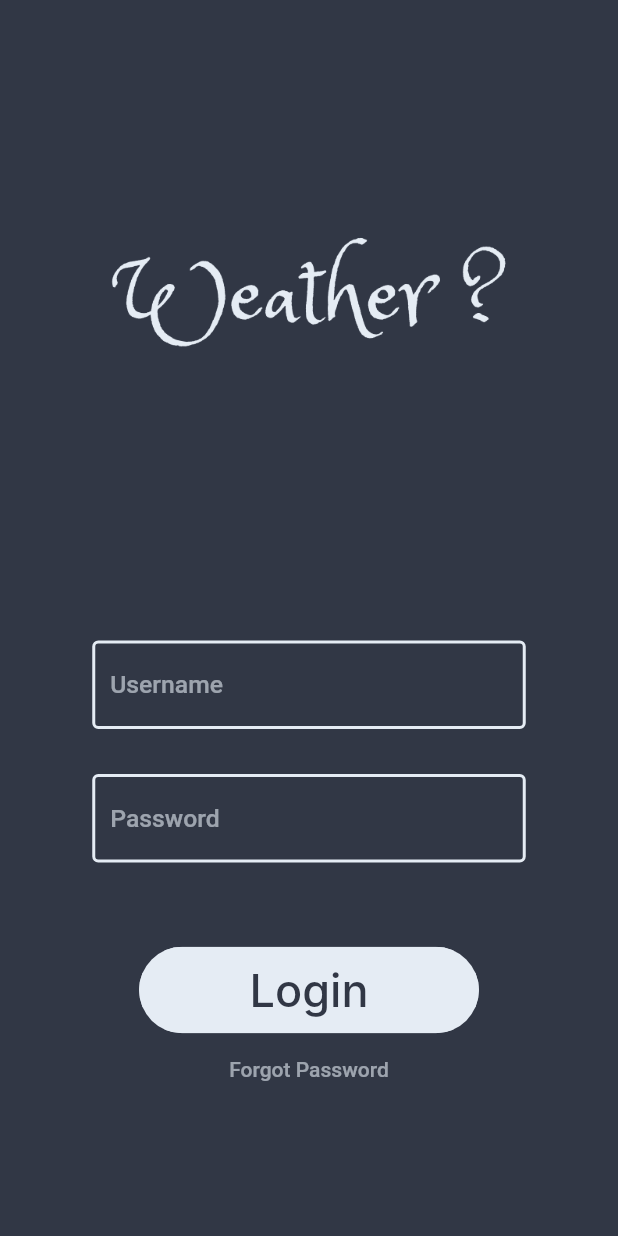
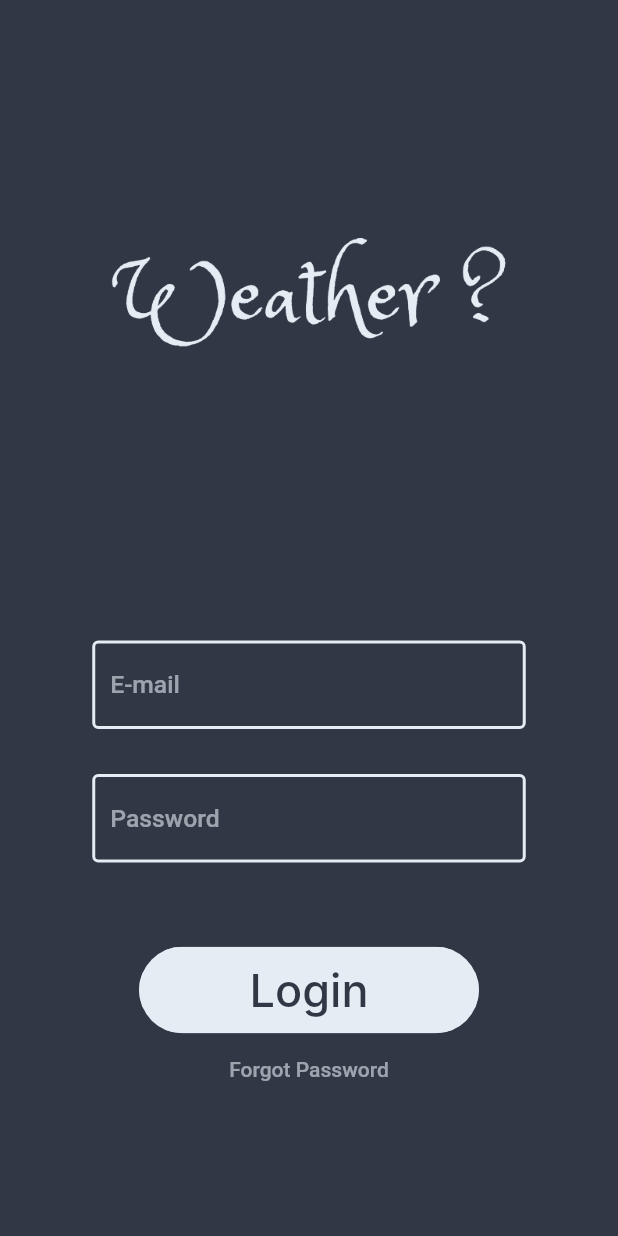
Before and after one commit to RotenKiwi/Flutter-Forward-Extended-master, a Flutter app: the screen it shows after launch, after a tap on "Login", on a phone screen of 412 x 824 dp. Run offline on Flutter 3.47's test engine with Material 2 defaults, Android fonts, the phone set to English and light mode, and no system bars; our stand-ins replace firebase_auth, firebase_core; accounts and stored records are empty; Roboto replaces fonts that are missing (Inter, Poppins).

```diff
--- a/lib/Components/formField.dart
+++ b/lib/Components/formField.dart
@@ -5,19 +5,21 @@ class formField extends StatelessWidget {
   final String text;
   final Size size;
   final bool password;
+  final Function(String) onChanged;
 
   const formField({
     super.key,
     required this.size,
     required this.text,
-    required this.password,
+    required this.password, required this.onChanged,
   });
 
   @override
   Widget build(BuildContext context) {
     return Padding(
       padding: EdgeInsets.symmetric(horizontal: 10, vertical: 15),
-      child: TextFormField(
+      child: TextField(
+        onChanged: onChanged,
         style: TextStyle(
           color: constants.dayPrimary,
         ),
--- a/lib/Screens/LoginScreen.dart
+++ b/lib/Screens/LoginScreen.dart
@@ -2,6 +2,9 @@ import 'package:flutter/material.dart';
 import 'package:flutter_forward_extended/Components/RoundedButton.dart';
 import '../Components/formField.dart';
 import '../Constants.dart' as constants;
+import 'package:firebase_auth/firebase_auth.dart';
+
+import 'Weather.dart';
 
 class LoginScreen extends StatefulWidget {
   const LoginScreen({Key? key}) : super(key: key);
@@ -11,9 +14,13 @@ class LoginScreen extends StatefulWidget {
 }
 
 class _LoginScreenState extends State<LoginScreen> {
+  late String email, password;
+
   @override
   Widget build(BuildContext context) {
     Size size = MediaQuery.of(context).size;
+    final _auth = FirebaseAuth.instance;
+
     return Scaffold(
       backgroundColor: constants.nightPrimary,
       body: Column(
@@ -33,8 +40,11 @@ class _LoginScreenState extends State<LoginScreen> {
                   width: size.width * 0.75,
                   child: formField(
                     size: size,
-                    text: 'Username',
+                    text: 'E-mail',
                     password: false,
+                    onChanged: (value) {
+                      email = value;
+                    },
                   ),
                 ),
                 SizedBox(
@@ -43,6 +53,9 @@ class _LoginScreenState extends State<LoginScreen> {
                     size: size,
                     text: 'Password',
                     password: true,
+                    onChanged: (value) {
+                      password = value;
+                    },
                   ),
                 ),
                 SizedBox(
@@ -52,7 +65,21 @@ class _LoginScreenState extends State<LoginScreen> {
                   height: size.height * 0.07,
                   child: RoundedButton(
                     text: 'Login',
-                    press: () {},
+                    press: () async {
+                      try {
+                        final newUser = await _auth.signInWithEmailAndPassword(
+                            email: email, password: password);
+                        print(newUser.toString());
+                        if (newUser != null) {
+                          Navigator.pushReplacement(
+                              context,
+                              MaterialPageRoute(
+                                  builder: (context) => Weather()));
+                        }
+                      } catch (e) {
+                        print(e);
+                      }
+                    },
                     color: constants.dayPrimary,
                     textColor: constants.nightPrimary,
                     length: size * 0.55,
--- a/lib/main.dart
+++ b/lib/main.dart
@@ -1,7 +1,11 @@
 import 'package:flutter/material.dart';
 import 'Screens/LoginScreen.dart';
+import 'package:firebase_core/firebase_core.dart';
 
-void main() {
+
+void main() async {
+  WidgetsFlutterBinding.ensureInitialized();
+  await Firebase.initializeApp();
   runApp(const MyApp());
 }
 
--- a/pubspec.yaml
+++ b/pubspec.yaml
@@ -35,6 +35,8 @@ dependencies:
   # The following adds the Cupertino Icons font to your application.
   # Use with the CupertinoIcons class for iOS style icons.
   cupertino_icons: ^1.0.2
+  firebase_core: ^2.6.1
+  firebase_auth: ^4.2.8
 
 dev_dependencies:
   flutter_test:
```
Also changed, not shown: lib/Screens/Weather.dart (added, +15 -0 lines), lib/Constants.dart (line endings or trailing spaces), lib/firebase_options.dart (added), pubspec.lock, 5 other files.
